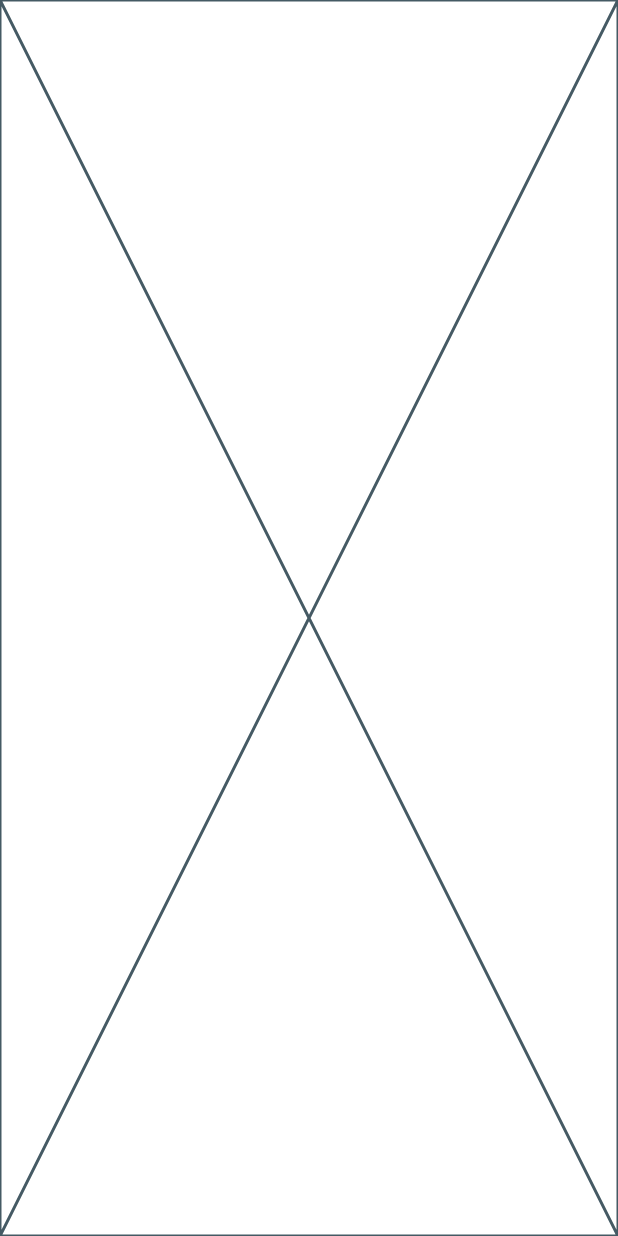
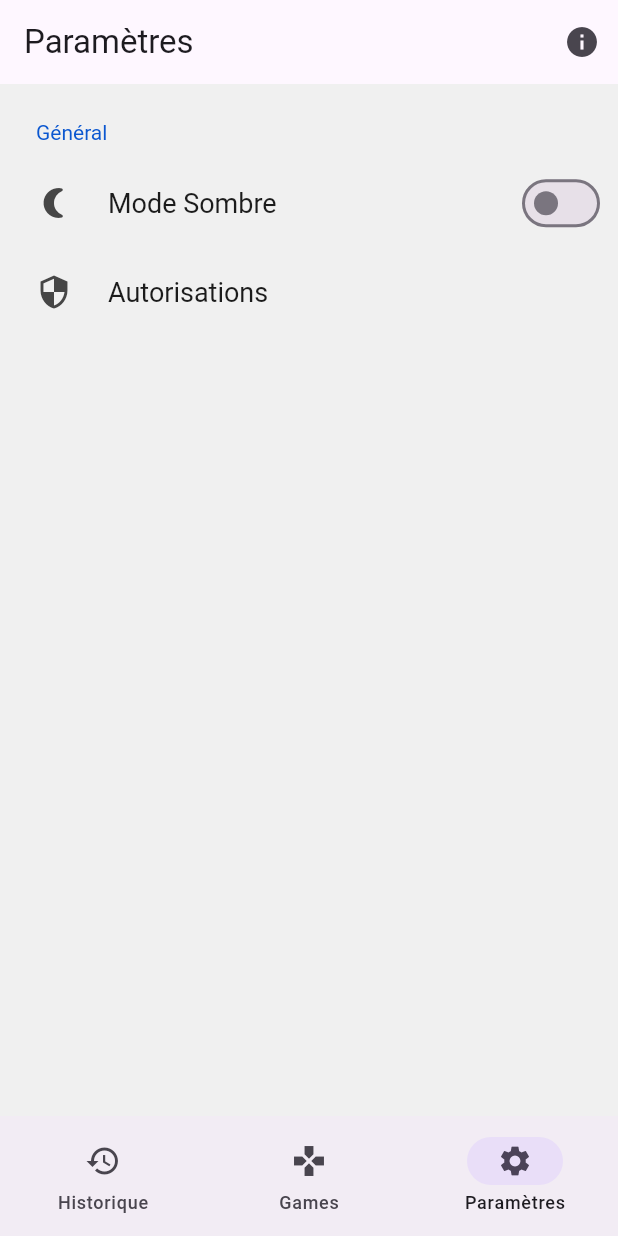
Before and after one commit to Aoxcis/AMSE-TP2, a Flutter app: the screen it shows after launch, item 3 of the bottom bar chosen, on a phone screen of 412 x 824 dp. Run offline on Flutter 3.47's test engine with Material 3 defaults, Android fonts, the phone set to English and light mode, and no system bars; drawn by our look-alikes of settings_ui; our stand-ins replace image_picker, shared_preferences; missing offline and left inert: app_settings.

Commit message:
feat: implement settings page with dark mode toggle and app settings navigation

```diff
--- a/tp2/lib/pages/settings_page.dart
+++ b/tp2/lib/pages/settings_page.dart
@@ -1,4 +1,8 @@
 import 'package:flutter/material.dart';
+import 'package:tp2/widgets/app_bar.dart';
+import 'package:tp2/widgets/nav_bar.dart';
+import 'package:settings_ui/settings_ui.dart';
+import 'package:app_settings/app_settings.dart';
 
 class SettingsPage extends StatefulWidget {
   const SettingsPage({super.key});
@@ -8,8 +12,41 @@ class SettingsPage extends StatefulWidget {
 }
 
 class _SettingsPageState extends State<SettingsPage> {
+  int _selectedIndex = 2;
+
+  void _onItemTapped(int index) {
+    setState(() {
+      _selectedIndex = index;
+    });
+  }
+
   @override
   Widget build(BuildContext context) {
-    return const Placeholder();
+    return Scaffold(
+      appBar: const MyAppBar(title: 'Paramètres'),
+      body: SettingsList(sections: [
+        SettingsSection(
+          title: Text('Général'),
+          tiles: [
+            SettingsTile.switchTile(
+                initialValue: false,
+                onToggle: (bool value) {},
+                title: Text('Mode Sombre'),
+                leading: Icon(Icons.nightlight_round)),
+            SettingsTile(
+              title: Text('Autorisations'),
+              leading: Icon(Icons.security),
+              onPressed: (BuildContext context) {
+                AppSettings.openAppSettings();
+              },
+            ),
+          ],
+        ),
+      ]),
+      bottomNavigationBar: MyNavBar(
+        currentIndex: _selectedIndex,
+        onTap: _onItemTapped,
+      ),
+    );
   }
 }
--- a/tp2/pubspec.yaml
+++ b/tp2/pubspec.yaml
@@ -34,6 +34,8 @@ dependencies:
   shared_preferences: ^2.0.6
   image_picker: ^1.0.5
   image: ^3.0.1
+  settings_ui: ^2.0.2
+  app_settings: ^4.0.0
 
   # The following adds the Cupertino Icons font to your application.
   # Use with the CupertinoIcons class for iOS style icons.
```
Also changed, not shown: 1 other file.
